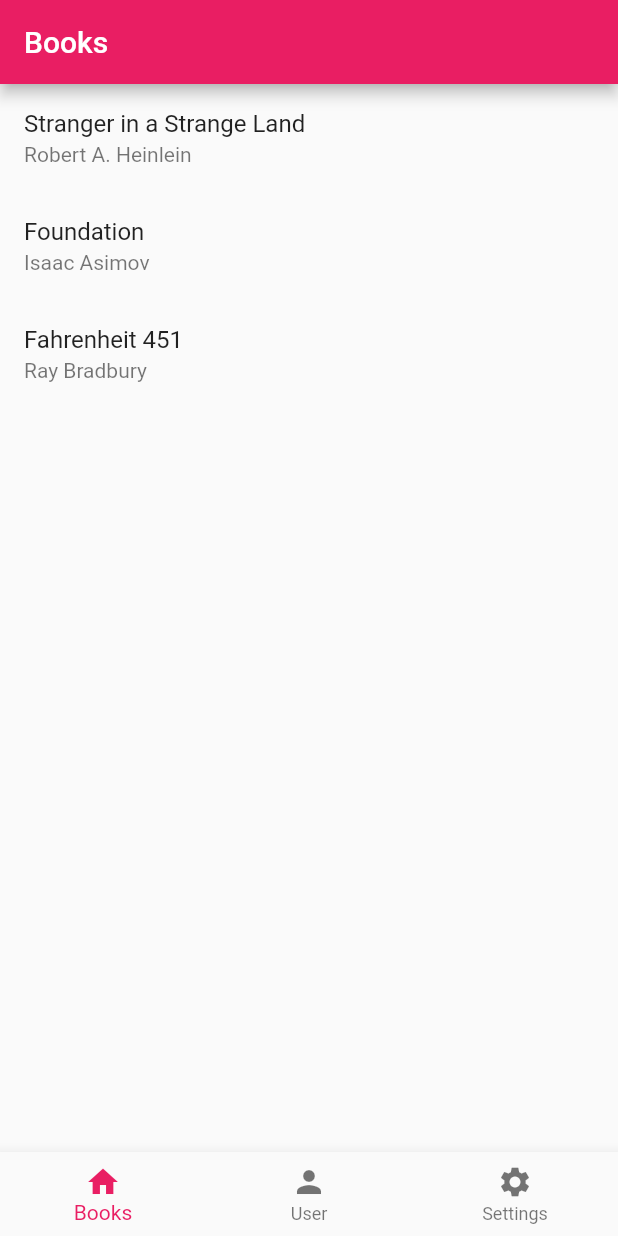
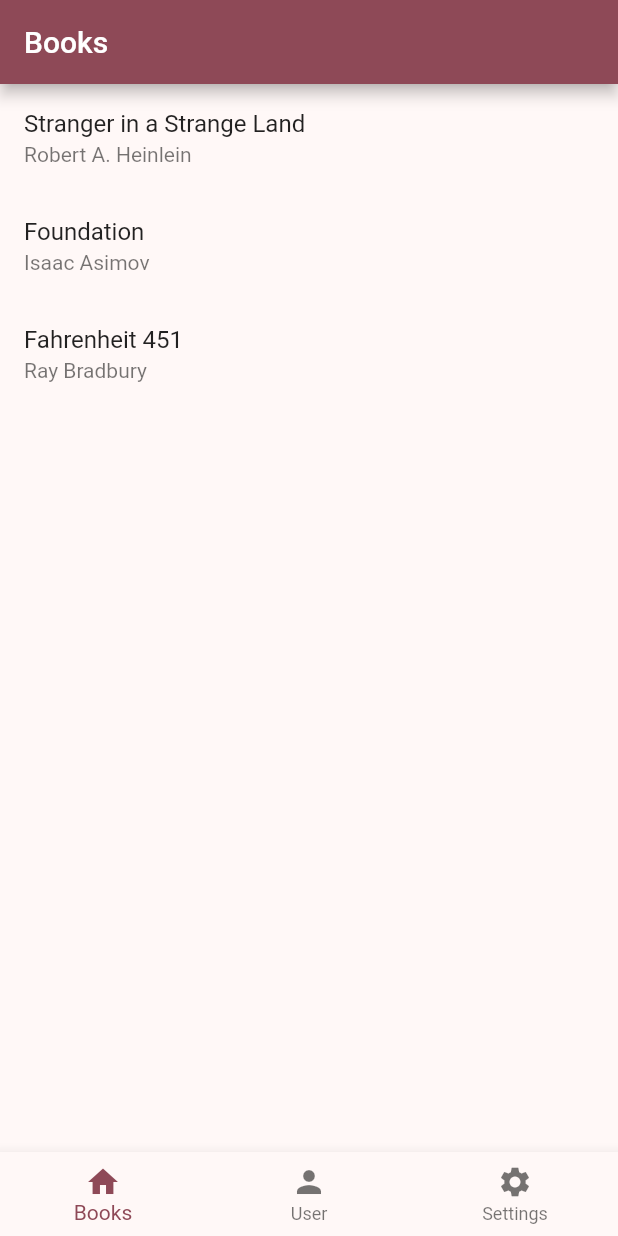
Before and after one commit to vgribok/flutter_nav2_oop, a Flutter app: the screen it shows after launch, on a phone screen of 412 x 824 dp. Run offline on Flutter 3.47's test engine with Material 2 defaults, Android fonts, the phone set to English and light mode, and no system bars.

Commit message:
Fixed lint issues. Updated all tools version. Ensured the sample app runs on web, iOS and android.

```diff
--- a/example/lib/theme.dart
+++ b/example/lib/theme.dart
@@ -1,10 +1,10 @@
 // Generated by https://flutterstudio.app/
 
 import 'package:flutter/material.dart';
-  final ThemeData myTheme = ThemeData(
-    primarySwatch: Colors.pink,
-    primaryColor: const Color(0xFFe91e63),
-    accentColor: const Color(0xFFe91e63),
-    canvasColor: const Color(0xFFfafafa),
-    fontFamily: 'Roboto',
-  );
+
+final ThemeData myTheme = ThemeData.from(
+    colorScheme: ColorScheme.fromSeed(
+        seedColor: Colors.pink,
+        secondary: Colors.white
+    )
+);
--- a/lib/src/models/tab_info.dart
+++ b/lib/src/models/tab_info.dart
@@ -70,6 +70,7 @@ class TabInfo {
   /// changes affecting inactive tab screens.
   void _addListener(VoidCallback listener) =>
       stateItems.forEach((stateItem) {
+        // ignore: invalid_use_of_protected_member
         assert(!stateItem.hasListeners);
         stateItem.addListener(listener);
       });
@@ -81,8 +82,12 @@ class TabInfo {
   /// changes affecting inactive tab screens.
   void _removeListener(VoidCallback listener) =>
       stateItems.forEach((stateItem) {
+        // ignore: invalid_use_of_protected_member
         assert(stateItem.hasListeners);
+
         stateItem.removeListener(listener);
+
+        // ignore: invalid_use_of_protected_member
         assert(!stateItem.hasListeners);
       });
 
--- a/lib/src/routing/not_found_route_path.dart
+++ b/lib/src/routing/not_found_route_path.dart
@@ -12,6 +12,7 @@ class NotFoundRoutePath extends RoutePath {
     super(tabIndex: 0, resource: '404-page-not-found');
 
   @override
+  // ignore: must_call_super
   Future<void> configureStateFromUri(NavAwareState navState) {
     navState.notFoundUri = notFoundUri;
     return Future.value();
--- a/lib/src/routing/route_path.dart
+++ b/lib/src/routing/route_path.dart
@@ -26,6 +26,7 @@ class RoutePath {
   /// Overriding this method is not required if all that needed
   /// is changing current navigation tab.
   @protected
+  @mustCallSuper
   Future<void> configureStateFromUri(NavAwareState navState) {
     navState.selectedTabIndex = tabIndex;
     return Future.value();
--- a/lib/src/screens/tabbed_nav_screen.dart
+++ b/lib/src/screens/tabbed_nav_screen.dart
@@ -239,11 +239,11 @@ abstract class NavScreen extends StatelessWidget {
         crossAxisAlignment: CrossAxisAlignment.start, // Align to the top of the Drawer Header
         children: [
           Row(children: [ // Align icon and text at text baseline
-            Icon(screen.tab.icon, color: theme.accentIconTheme.color),
+            Icon(screen.tab.icon, color: theme.colorScheme.secondary),
             Text(' '),
             Text(screen.screenTitle,
               style: TextStyle(
-                  color: theme.accentIconTheme.color,
+                  color: theme.colorScheme.secondary,
                   fontSize: theme.textTheme.headline6?.fontSize
               ),
             )
```
Also changed, not shown: example/pubspec.lock, pubspec.lock, 7 other files.
